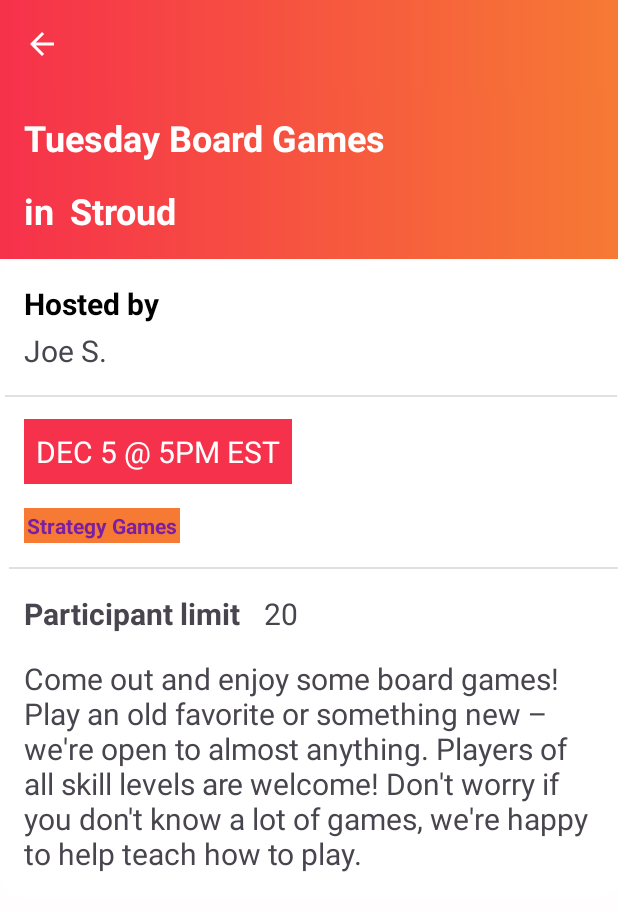
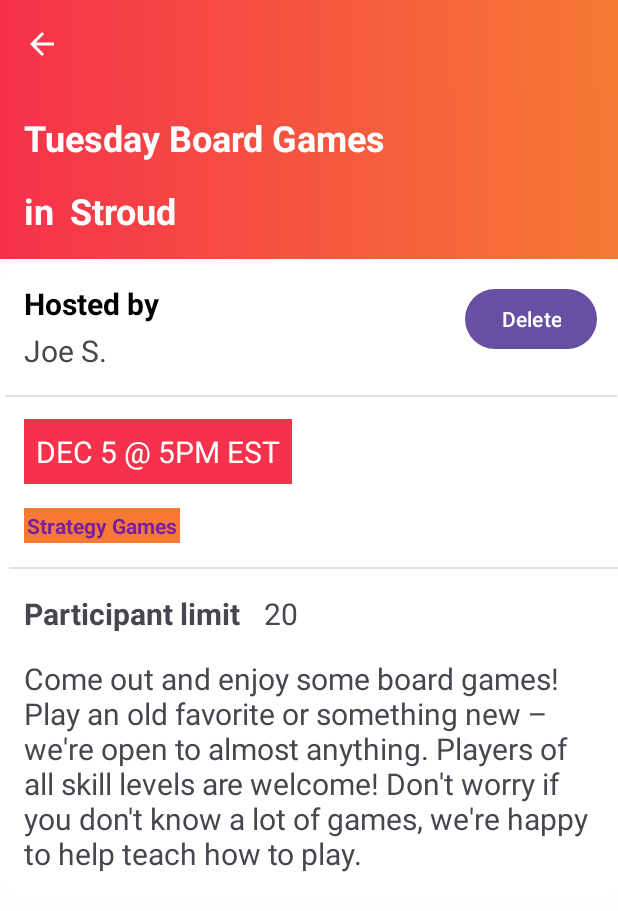
Before and after one commit to Verdilac/EmberLinkAnd, an Android app: the layout activity_event_details.xml on its own in the app's theme, with its tools: preview values and no code run, on a phone screen of 412 x 824 dp. Shown: the top 911 px of the screen. Run offline under Robolectric (Android 15) with nearby library versions, the phone set to English and light mode, and no system bars.

Commit message:
Add delete function

```diff
--- a/app/src/main/java/com/example/emberlinkand/DB/EventDao.java
+++ b/app/src/main/java/com/example/emberlinkand/DB/EventDao.java
@@ -18,8 +18,8 @@ public interface EventDao {
     @Insert(onConflict = OnConflictStrategy.IGNORE)
     void insertEvent(Event... event);
 
-    @Delete
-    void delete(Event event);
+    @Query("DELETE FROM event WHERE uid = :uid")
+    void delete(int uid);
 
     @Query("SELECT * FROM event WHERE uid=:id")
     LiveData<Event> findByEventID(int id);
--- a/app/src/main/java/com/example/emberlinkand/DB/EventRepository.java
+++ b/app/src/main/java/com/example/emberlinkand/DB/EventRepository.java
@@ -34,4 +34,10 @@ class EventRepository {
             eventDao.insertEvent(event);
         });
     }
+
+    void deleteEvent(int uid) {
+        AppDatabase.databaseWriteExecutor.execute(() -> {
+            eventDao.delete(uid);
+        });
+    }
 }
--- a/app/src/main/java/com/example/emberlinkand/DB/EventViewModel.java
+++ b/app/src/main/java/com/example/emberlinkand/DB/EventViewModel.java
@@ -28,4 +28,8 @@ public class EventViewModel extends AndroidViewModel {
     public void insertEvent(Event event) {
         eventRepository.insertEvent(event);
     }
+
+    public void deleteEvent(int uid) {
+        eventRepository.deleteEvent(uid);
+    }
 }
--- a/app/src/main/res/layout/activity_event_details.xml
+++ b/app/src/main/res/layout/activity_event_details.xml
@@ -219,6 +219,17 @@
                     app:layout_constraintStart_toStartOf="parent"
                     app:layout_constraintTop_toBottomOf="@+id/divider2" />
 
+                <Button
+                    android:id="@+id/button4"
+                    android:layout_width="wrap_content"
+                    android:layout_height="wrap_content"
+                    android:layout_marginTop="16dp"
+                    android:layout_marginEnd="16dp"
+                    android:onClick="onClickDelete"
+                    android:text="Delete"
+                    app:layout_constraintEnd_toEndOf="parent"
+                    app:layout_constraintTop_toTopOf="parent" />
+
             </androidx.constraintlayout.widget.ConstraintLayout>
 
         </androidx.constraintlayout.widget.ConstraintLayout>
```
Also changed, not shown: app/src/main/java/com/example/emberlinkand/EventDetailsActivity.java (+8 -0 lines).
